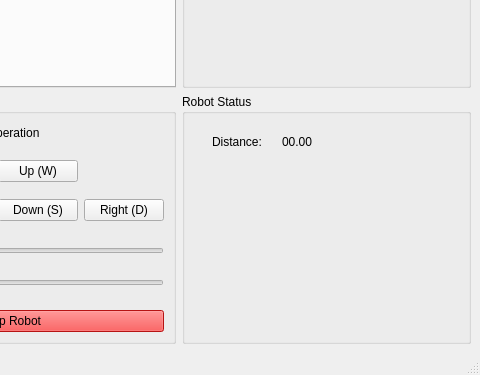
Above: fallrisk_gui/fallrisk_rviz_gui/src/fallrisk_gui.ui from rxdu/fall_risk_project_ros before the change; both pictures show x 619 to 1099 and y 493 to 868 of the 1099 by 868 pixel window. Below: the same form after it.
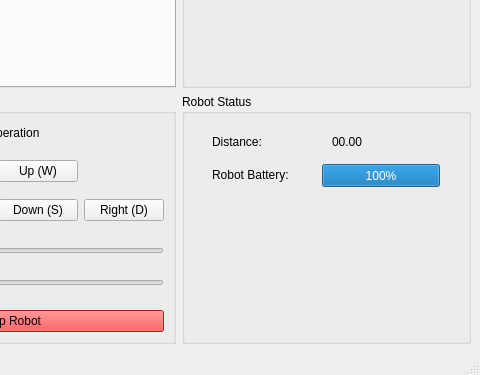
That is the form after the change.

Commit message: add battery display

What changed in the file:
```diff
--- a/fallrisk_gui/fallrisk_rviz_gui/src/fallrisk_gui.ui
+++ b/fallrisk_gui/fallrisk_rviz_gui/src/fallrisk_gui.ui
@@ -267,7 +267,7 @@
       <widget class="QLabel" name="lbDistance">
        <property name="geometry">
         <rect>
-         <x>100</x>
+         <x>150</x>
          <y>40</y>
          <width>57</width>
          <height>15</height>
@@ -277,6 +277,32 @@
         <string>00.00</string>
        </property>
       </widget>
+      <widget class="QProgressBar" name="pbBaseBattery">
+       <property name="geometry">
+        <rect>
+         <x>140</x>
+         <y>70</y>
+         <width>118</width>
+         <height>23</height>
+        </rect>
+       </property>
+       <property name="value">
+        <number>100</number>
+       </property>
+      </widget>
+      <widget class="QLabel" name="label_7">
+       <property name="geometry">
+        <rect>
+         <x>30</x>
+         <y>70</y>
+         <width>101</width>
+         <height>21</height>
+        </rect>
+       </property>
+       <property name="text">
+        <string>Robot Battery:</string>
+       </property>
+      </widget>
      </widget>
     </item>
    </layout>
```
The commit also changes 2 other files.
